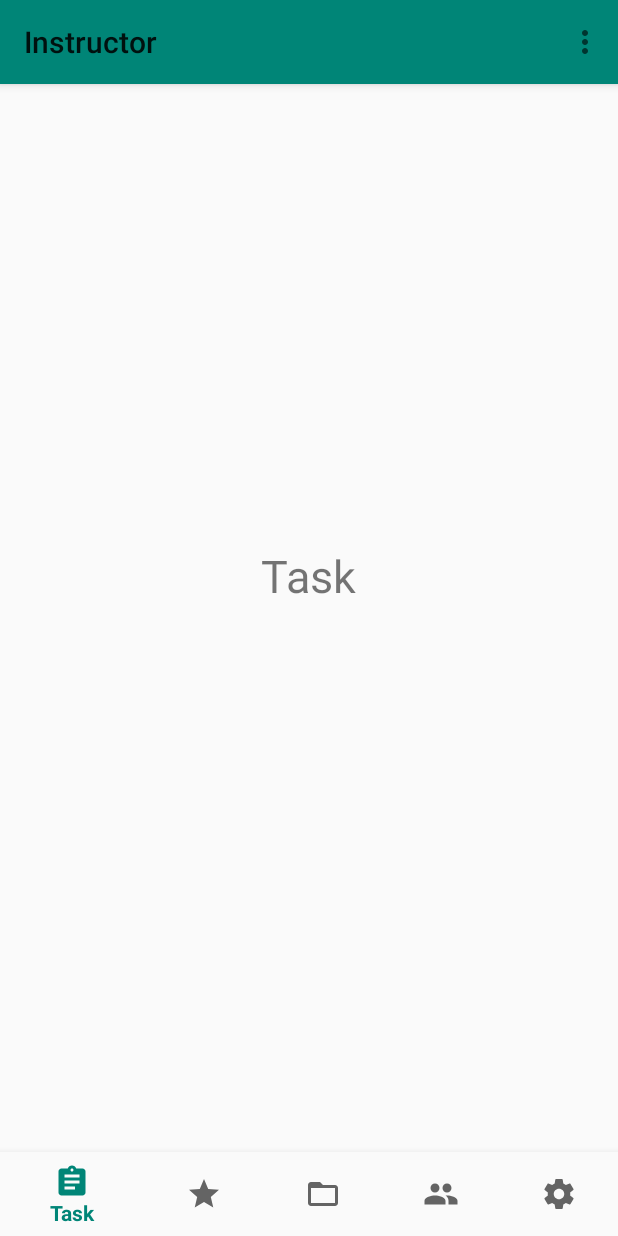
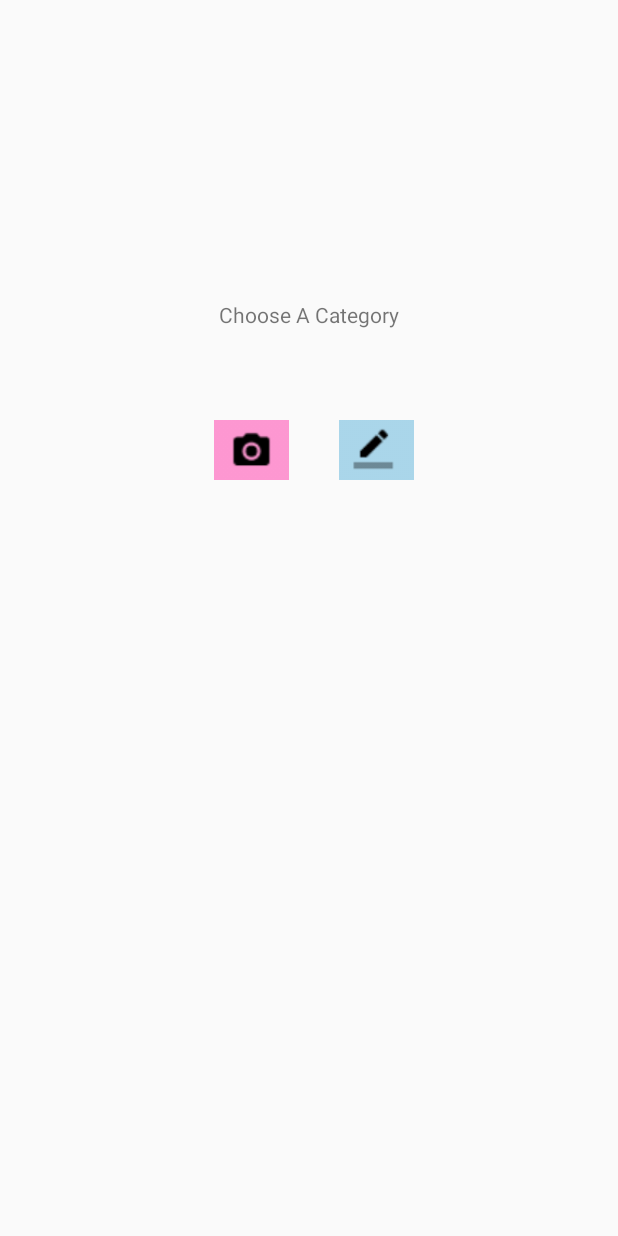
Before and after one commit to whehdwns/Scavenger-Hunt-Mobile-Application, an Android app: the Instructor screen opened directly, with no data from a screen before it, in the options menu, after a tap on "Add Task", on a phone screen of 412 x 824 dp. Run offline under Robolectric (Android 15) with nearby library versions, the phone set to English and light mode, and no system bars; our stand-ins replace Firebase (no records; nobody signed in at launch, a user with empty details on screens opened directly).

Commit message:
added create task activity

```diff
--- /dev/null
+++ b/app/src/main/java/com/example/login/main/CreateTask.java
@@ -0,0 +1,29 @@
+package com.example.login.main;
+
+import android.content.Intent;
+import android.support.v7.app.AppCompatActivity;
+import android.os.Bundle;
+import android.view.View;
+import android.widget.Button;
+
+import com.example.login.R;
+
+public class CreateTask extends AppCompatActivity {
+
+
+    @Override
+    protected void onCreate(Bundle savedInstanceState) {
+        super.onCreate(savedInstanceState);
+        setContentView(R.layout.activity_create_task);
+        Button buttonCamera = (Button) findViewById(R.id.buttonCamera);
+        Button buttonPen = (Button) findViewById(R.id.buttonPen);
+
+        buttonCamera.setOnClickListener(new View.OnClickListener() {
+            @Override
+            public void onClick(View v) {
+                startActivity(new Intent(CreateTask.this,Pop.class));
+            }
+        });
+
+    }
+}
--- a/app/src/main/java/com/example/login/main/Instructor.java
+++ b/app/src/main/java/com/example/login/main/Instructor.java
@@ -101,7 +101,7 @@ public class Instructor extends AppCompatActivity{
         String msg ="";
         switch (item.getItemId()){
             case R.id.task:
-                msg ="task";
+                startActivity(new Intent(this, CreateTask.class));
                 break;
             case R.id.create:
                 startActivity(new Intent(this, CreateRoom.class));
--- /dev/null
+++ b/app/src/main/res/layout/activity_create_task.xml
@@ -0,0 +1,57 @@
+<?xml version="1.0" encoding="utf-8"?>
+<android.support.constraint.ConstraintLayout xmlns:android="http://schemas.android.com/apk/res/android"
+    xmlns:app="http://schemas.android.com/apk/res-auto"
+    xmlns:tools="http://schemas.android.com/tools"
+    android:layout_width="match_parent"
+    android:layout_height="match_parent"
+    tools:context=".main.CreateTask">
+
+
+    <TextView
+        android:id="@+id/textViewCategory"
+        android:layout_width="match_parent"
+        android:layout_height="60dp"
+        android:layout_marginTop="8dp"
+        android:layout_marginBottom="564dp"
+        android:text="Choose A Category"
+        android:textAlignment="center"
+        app:layout_constraintBottom_toBottomOf="parent"
+        app:layout_constraintVertical_bias="0.21"
+        tools:layout_editor_absoluteX="16dp" />
+
+    <Button
+        android:id="@+id/buttonCamera"
+        android:layout_width="50dp"
+        android:layout_height="40dp"
+        android:layout_marginStart="8dp"
+        android:layout_marginLeft="8dp"
+        android:layout_marginTop="8dp"
+        android:layout_marginEnd="136dp"
+        android:layout_marginRight="136dp"
+        android:layout_marginBottom="504dp"
+        android:background="@drawable/cameraicon"
+        app:layout_constraintBottom_toBottomOf="parent"
+        app:layout_constraintEnd_toEndOf="parent"
+        app:layout_constraintHorizontal_bias="0.617"
+        app:layout_constraintStart_toStartOf="parent"
+        app:layout_constraintVertical_bias="0.544" />
+
+    <Button
+        android:id="@+id/buttonPen"
+        android:layout_width="50dp"
+        android:layout_height="40dp"
+        android:layout_marginStart="8dp"
+        android:layout_marginLeft="8dp"
+        android:layout_marginTop="8dp"
+        android:layout_marginEnd="136dp"
+        android:layout_marginRight="136dp"
+        android:layout_marginBottom="504dp"
+        android:background="@drawable/penicon"
+        app:layout_constraintBottom_toBottomOf="parent"
+        app:layout_constraintEnd_toEndOf="parent"
+        app:layout_constraintHorizontal_bias="1.0"
+        app:layout_constraintStart_toStartOf="parent"
+        app:layout_constraintVertical_bias="0.544" />
+
+
+</android.support.constraint.ConstraintLayout>
--- a/app/src/main/res/values/styles.xml
+++ b/app/src/main/res/values/styles.xml
@@ -8,4 +8,8 @@
         <item name="colorAccent">@color/colorAccent</item>
     </style>
 
+    <style name="AppTheme.CustomTheme">
+        <item name = "android:windowIsTranslucent">true</item>
+        <item name = "android:windowCloseOnTouchOutside">true</item>
+    </style>
 </resources>
```
Also changed, not shown: app/src/main/AndroidManifest.xml (+5 -2 lines), app/src/main/java/com/example/login/main/Pop.java (added, +23 -0 lines), app/src/main/res/layout/activity_pop.xml (added, +24 -0 lines), app/src/main/res/drawable/cameraicon.png (added), app/src/main/res/drawable/penicon.png (added), 1 other file.
